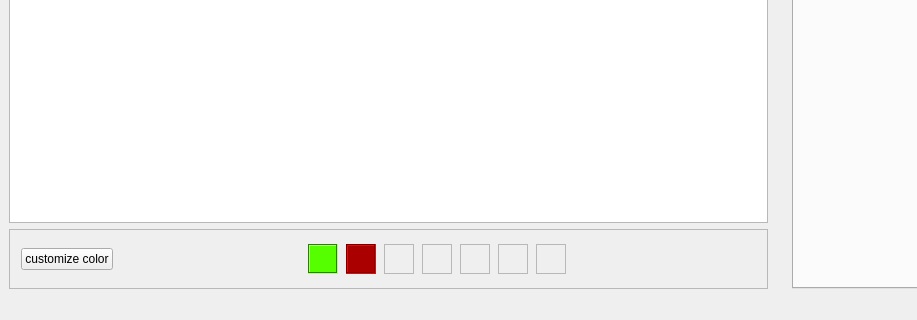
Above: gui/ui/mainWindow.ui from haskelladdict/sconcho before the change; both pictures show x 0 to 917 and y 394 to 714 of the 1133 by 714 pixel window. Below: the same form after it.
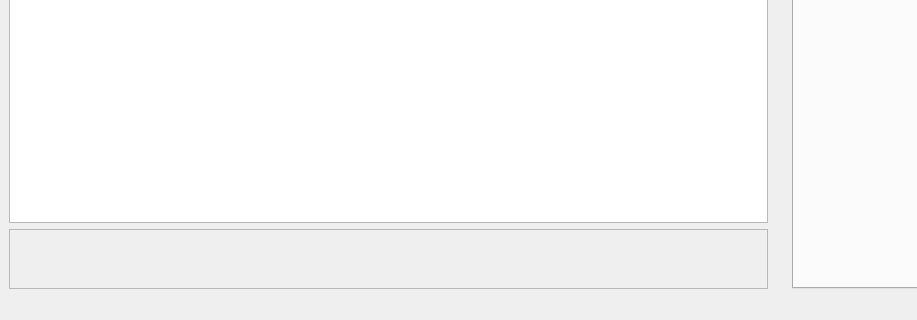
That is the form after the change. Icons and pictures are not drawn.

Commit message: Implemented color widget.

Diff of the .ui file:
```diff
--- a/gui/ui/mainWindow.ui
+++ b/gui/ui/mainWindow.ui
@@ -63,1055 +63,7 @@
            <height>56</height>
           </rect>
          </property>
-         <layout class="QHBoxLayout" name="horizontalLayout">
-          <item>
-           <widget class="QPushButton" name="pushButton">
-            <property name="sizePolicy">
-             <sizepolicy hsizetype="Fixed" vsizetype="Fixed">
-              <horstretch>0</horstretch>
-              <verstretch>1</verstretch>
-             </sizepolicy>
-            </property>
-            <property name="text">
-             <string>customize color</string>
-            </property>
-           </widget>
-          </item>
-          <item>
-           <spacer name="horizontalSpacer">
-            <property name="orientation">
-             <enum>Qt::Horizontal</enum>
-            </property>
-            <property name="sizeType">
-             <enum>QSizePolicy::Preferred</enum>
-            </property>
-            <property name="sizeHint" stdset="0">
-             <size>
-              <width>187</width>
-              <height>20</height>
-             </size>
-            </property>
-           </spacer>
-          </item>
-          <item>
-           <widget class="QFrame" name="frame_12">
-            <property name="sizePolicy">
-             <sizepolicy hsizetype="Fixed" vsizetype="Fixed">
-              <horstretch>0</horstretch>
-              <verstretch>2</verstretch>
-             </sizepolicy>
-            </property>
-            <property name="minimumSize">
-             <size>
-              <width>30</width>
-              <height>30</height>
-             </size>
-            </property>
-            <property name="sizeIncrement">
-             <size>
-              <width>0</width>
-              <height>0</height>
-             </size>
-            </property>
-            <property name="baseSize">
-             <size>
-              <width>0</width>
-              <height>0</height>
-             </size>
-            </property>
-            <property name="palette">
-             <palette>
-              <active>
-               <colorrole role="WindowText">
-                <brush brushstyle="SolidPattern">
-                 <color alpha="255">
-                  <red>0</red>
-                  <green>0</green>
-                  <blue>0</blue>
-                 </color>
-                </brush>
-               </colorrole>
-               <colorrole role="Button">
-                <brush brushstyle="SolidPattern">
-                 <color alpha="255">
-                  <red>85</red>
-                  <green>255</green>
-                  <blue>0</blue>
-                 </color>
-                </brush>
-               </colorrole>
-               <colorrole role="Light">
-                <brush brushstyle="SolidPattern">
-                 <color alpha="255">
-                  <red>170</red>
-                  <green>255</green>
-                  <blue>127</blue>
-                 </color>
-                </brush>
-               </colorrole>
-               <colorrole role="Midlight">
-                <brush brushstyle="SolidPattern">
-                 <color alpha="255">
-                  <red>127</red>
-                  <green>255</green>
-                  <blue>63</blue>
-                 </color>
-                </brush>
-               </colorrole>
-               <colorrole role="Dark">
-                <brush brushstyle="SolidPattern">
-                 <color alpha="255">
-                  <red>42</red>
-                  <green>127</green>
-                  <blue>0</blue>
-                 </color>
-                </brush>
-               </colorrole>
-               <colorrole role="Mid">
-                <brush brushstyle="SolidPattern">
-                 <color alpha="255">
-                  <red>56</red>
-                  <green>170</green>
-                  <blue>0</blue>
-                 </color>
-                </brush>
-               </colorrole>
-               <colorrole role="Text">
-                <brush brushstyle="SolidPattern">
-                 <color alpha="255">
-                  <red>0</red>
-                  <green>0</green>
-                  <blue>0</blue>
-                 </color>
-                </brush>
-               </colorrole>
-               <colorrole role="BrightText">
-                <brush brushstyle="SolidPattern">
-                 <color alpha="255">
-                  <red>255</red>
-                  <green>255</green>
-                  <blue>255</blue>
-                 </color>
-                </brush>
-               </colorrole>
-               <colorrole role="ButtonText">
-                <brush brushstyle="SolidPattern">
-                 <color alpha="255">
-                  <red>0</red>
-                  <green>0</green>
-                  <blue>0</blue>
-                 </color>
-                </brush>
-               </colorrole>
-               <colorrole role="Base">
-                <brush brushstyle="SolidPattern">
-                 <color alpha="255">
-                  <red>255</red>
-                  <green>255</green>
-                  <blue>255</blue>
-                 </color>
-                </brush>
-               </colorrole>
-               <colorrole role="Window">
-                <brush brushstyle="SolidPattern">
-                 <color alpha="255">
-                  <red>85</red>
-                  <green>255</green>
-                  <blue>0</blue>
-                 </color>
-                </brush>
-               </colorrole>
-               <colorrole role="Shadow">
-                <brush brushstyle="SolidPattern">
-                 <color alpha="255">
-                  <red>0</red>
-                  <green>0</green>
-                  <blue>0</blue>
-                 </color>
-                </brush>
-               </colorrole>
-               <colorrole role="AlternateBase">
-                <brush brushstyle="SolidPattern">
-                 <color alpha="255">
-                  <red>170</red>
-                  <green>255</green>
-                  <blue>127</blue>
-                 </color>
-                </brush>
-               </colorrole>
-               <colorrole role="ToolTipBase">
-                <brush brushstyle="SolidPattern">
-                 <color alpha="255">
-                  <red>255</red>
-                  <green>255</green>
-                  <blue>220</blue>
-                 </color>
-                </brush>
-               </colorrole>
-               <colorrole role="ToolTipText">
-                <brush brushstyle="SolidPattern">
-                 <color alpha="255">
-                  <red>0</red>
-                  <green>0</green>
-                  <blue>0</blue>
-                 </color>
-                </brush>
-               </colorrole>
-              </active>
-              <inactive>
-               <colorrole role="WindowText">
-                <brush brushstyle="SolidPattern">
-                 <color alpha="255">
-                  <red>0</red>
-                  <green>0</green>
-                  <blue>0</blue>
-                 </color>
-                </brush>
-               </colorrole>
-               <colorrole role="Button">
-                <brush brushstyle="SolidPattern">
-                 <color alpha="255">
-                  <red>85</red>
-                  <green>255</green>
-                  <blue>0</blue>
-                 </color>
-                </brush>
-               </colorrole>
-               <colorrole role="Light">
-                <brush brushstyle="SolidPattern">
-                 <color alpha="255">
-                  <red>170</red>
-                  <green>255</green>
-                  <blue>127</blue>
-                 </color>
-                </brush>
-               </colorrole>
-               <colorrole role="Midlight">
-                <brush brushstyle="SolidPattern">
-                 <color alpha="255">
-                  <red>127</red>
-                  <green>255</green>
-                  <blue>63</blue>
-                 </color>
-                </brush>
-               </colorrole>
-               <colorrole role="Dark">
-                <brush brushstyle="SolidPattern">
-                 <color alpha="255">
-                  <red>42</red>
-                  <green>127</green>
-                  <blue>0</blue>
-                 </color>
-                </brush>
-               </colorrole>
-               <colorrole role="Mid">
-                <brush brushstyle="SolidPattern">
-                 <color alpha="255">
-                  <red>56</red>
-                  <green>170</green>
-                  <blue>0</blue>
-                 </color>
-                </brush>
-               </colorrole>
-               <colorrole role="Text">
-                <brush brushstyle="SolidPattern">
-                 <color alpha="255">
-                  <red>0</red>
-                  <green>0</green>
-                  <blue>0</blue>
-                 </color>
-                </brush>
-               </colorrole>
-               <colorrole role="BrightText">
-                <brush brushstyle="SolidPattern">
-                 <color alpha="255">
-                  <red>255</red>
-                  <green>255</green>
-                  <blue>255</blue>
-                 </color>
-                </brush>
-               </colorrole>
-               <colorrole role="ButtonText">
-                <brush brushstyle="SolidPattern">
-                 <color alpha="255">
-                  <red>0</red>
-                  <green>0</green>
-                  <blue>0</blue>
-                 </color>
-                </brush>
-               </colorrole>
-               <colorrole role="Base">
-                <brush brushstyle="SolidPattern">
-                 <color alpha="255">
-                  <red>255</red>
-                  <green>255</green>
-                  <blue>255</blue>
-                 </color>
-                </brush>
-               </colorrole>
-               <colorrole role="Window">
-                <brush brushstyle="SolidPattern">
-                 <color alpha="255">
-                  <red>85</red>
-                  <green>255</green>
-                  <blue>0</blue>
-                 </color>
-                </brush>
-               </colorrole>
-               <colorrole role="Shadow">
-                <brush brushstyle="SolidPattern">
-                 <color alpha="255">
-                  <red>0</red>
-                  <green>0</green>
-                  <blue>0</blue>
-                 </color>
-                </brush>
-               </colorrole>
-               <colorrole role="AlternateBase">
-                <brush brushstyle="SolidPattern">
-                 <color alpha="255">
-                  <red>170</red>
-                  <green>255</green>
-                  <blue>127</blue>
-                 </color>
-                </brush>
-               </colorrole>
-               <colorrole role="ToolTipBase">
-                <brush brushstyle="SolidPattern">
-                 <color alpha="255">
-                  <red>255</red>
-                  <green>255</green>
-                  <blue>220</blue>
-                 </color>
-                </brush>
-               </colorrole>
-               <colorrole role="ToolTipText">
-                <brush brushstyle="SolidPattern">
-                 <color alpha="255">
-                  <red>0</red>
-                  <green>0</green>
-                  <blue>0</blue>
-                 </color>
-                </brush>
-               </colorrole>
-              </inactive>
-              <disabled>
-               <colorrole role="WindowText">
-                <brush brushstyle="SolidPattern">
-                 <color alpha="255">
-                  <red>42</red>
-                  <green>127</green>
-                  <blue>0</blue>
-                 </color>
-                </brush>
-               </colorrole>
-               <colorrole role="Button">
-                <brush brushstyle="SolidPattern">
-                 <color alpha="255">
-                  <red>85</red>
-                  <green>255</green>
-                  <blue>0</blue>
-                 </color>
-                </brush>
-               </colorrole>
-               <colorrole role="Light">
-                <brush brushstyle="SolidPattern">
-                 <color alpha="255">
-                  <red>170</red>
-                  <green>255</green>
-                  <blue>127</blue>
-                 </color>
-                </brush>
-               </colorrole>
-               <colorrole role="Midlight">
-                <brush brushstyle="SolidPattern">
-                 <color alpha="255">
-                  <red>127</red>
-                  <green>255</green>
-                  <blue>63</blue>
-                 </color>
-                </brush>
-               </colorrole>
-               <colorrole role="Dark">
-                <brush brushstyle="SolidPattern">
-                 <color alpha="255">
-                  <red>42</red>
-                  <green>127</green>
-                  <blue>0</blue>
-                 </color>
-                </brush>
-               </colorrole>
-               <colorrole role="Mid">
-                <brush brushstyle="SolidPattern">
-                 <color alpha="255">
-                  <red>56</red>
-                  <green>170</green>
-                  <blue>0</blue>
-                 </color>
-                </brush>
-               </colorrole>
-               <colorrole role="Text">
-                <brush brushstyle="SolidPattern">
-                 <color alpha="255">
-                  <red>42</red>
-                  <green>127</green>
-                  <blue>0</blue>
-                 </color>
-                </brush>
-               </colorrole>
-               <colorrole role="BrightText">
-                <brush brushstyle="SolidPattern">
-                 <color alpha="255">
-                  <red>255</red>
-                  <green>255</green>
-                  <blue>255</blue>
-                 </color>
-                </brush>
-               </colorrole>
-               <colorrole role="ButtonText">
-                <brush brushstyle="SolidPattern">
-                 <color alpha="255">
-                  <red>42</red>
-                  <green>127</green>
-                  <blue>0</blue>
-                 </color>
-                </brush>
-               </colorrole>
-               <colorrole role="Base">
-                <brush brushstyle="SolidPattern">
-                 <color alpha="255">
-                  <red>85</red>
-                  <green>255</green>
-                  <blue>0</blue>
-                 </color>
-                </brush>
-               </colorrole>
-               <colorrole role="Window">
-                <brush brushstyle="SolidPattern">
-                 <color alpha="255">
-                  <red>85</red>
-                  <green>255</green>
-                  <blue>0</blue>
-                 </color>
-                </brush>
-               </colorrole>
-               <colorrole role="Shadow">
-                <brush brushstyle="SolidPattern">
-                 <color alpha="255">
-                  <red>0</red>
-                  <green>0</green>
-                  <blue>0</blue>
-                 </color>
-                </brush>
-               </colorrole>
-               <colorrole role="AlternateBase">
-                <brush brushstyle="SolidPattern">
-                 <color alpha="255">
-                  <red>85</red>
-                  <green>255</green>
-                  <blue>0</blue>
-                 </color>
-                </brush>
-               </colorrole>
-               <colorrole role="ToolTipBase">
-                <brush brushstyle="SolidPattern">
-                 <color alpha="255">
-                  <red>255</red>
-                  <green>255</green>
-                  <blue>220</blue>
-                 </color>
-                </brush>
-               </colorrole>
-               <colorrole role="ToolTipText">
-                <brush brushstyle="SolidPattern">
-                 <color alpha="255">
-                  <red>0</red>
-                  <green>0</green>
-                  <blue>0</blue>
-                 </color>
-                </brush>
-               </colorrole>
-              </disabled>
-             </palette>
-            </property>
-            <property name="autoFillBackground">
-             <bool>true</bool>
-            </property>
-            <property name="frameShape">
-             <enum>QFrame::Box</enum>
-            </property>
-            <property name="frameShadow">
-             <enum>QFrame::Sunken</enum>
-            </property>
-           </widget>
-          </item>
-          <item>
-           <widget class="QFrame" name="frame_13">
-            <property name="sizePolicy">
-             <sizepolicy hsizetype="Fixed" vsizetype="Fixed">
-              <horstretch>0</horstretch>
-              <verstretch>2</verstretch>
-             </sizepolicy>
-            </property>
-            <property name="minimumSize">
-             <size>
-              <width>30</width>
-              <height>30</height>
-             </size>
-            </property>
-            <property name="palette">
-             <palette>
-              <active>
-               <colorrole role="WindowText">
-                <brush brushstyle="SolidPattern">
-                 <color alpha="255">
-                  <red>0</red>
-                  <green>0</green>
-                  <blue>0</blue>
-                 </color>
-                </brush>
-               </colorrole>
-               <colorrole role="Button">
-                <brush brushstyle="SolidPattern">
-                 <color alpha="255">
-                  <red>170</red>
-                  <green>0</green>
-                  <blue>0</blue>
-                 </color>
-                </brush>
-               </colorrole>
-               <colorrole role="Light">
-                <brush brushstyle="SolidPattern">
-                 <color alpha="255">
-                  <red>255</red>
-                  <green>0</green>
-                  <blue>0</blue>
-                 </color>
-                </brush>
-               </colorrole>
-               <colorrole role="Midlight">
-                <brush brushstyle="SolidPattern">
-                 <color alpha="255">
-                  <red>212</red>
-                  <green>0</green>
-                  <blue>0</blue>
-                 </color>
-                </brush>
-               </colorrole>
-               <colorrole role="Dark">
-                <brush brushstyle="SolidPattern">
-                 <color alpha="255">
-                  <red>85</red>
-                  <green>0</green>
-                  <blue>0</blue>
-                 </color>
-                </brush>
-               </colorrole>
-               <colorrole role="Mid">
-                <brush brushstyle="SolidPattern">
-                 <color alpha="255">
-                  <red>113</red>
-                  <green>0</green>
-                  <blue>0</blue>
-                 </color>
-                </brush>
-               </colorrole>
-               <colorrole role="Text">
-                <brush brushstyle="SolidPattern">
-                 <color alpha="255">
-                  <red>0</red>
-                  <green>0</green>
-                  <blue>0</blue>
-                 </color>
-                </brush>
-               </colorrole>
-               <colorrole role="BrightText">
-                <brush brushstyle="SolidPattern">
-                 <color alpha="255">
-                  <red>255</red>
-                  <green>255</green>
-                  <blue>255</blue>
-                 </color>
-                </brush>
-               </colorrole>
-               <colorrole role="ButtonText">
-                <brush brushstyle="SolidPattern">
-                 <color alpha="255">
-                  <red>0</red>
-                  <green>0</green>
-                  <blue>0</blue>
-                 </color>
-                </brush>
-               </colorrole>
-               <colorrole role="Base">
-                <brush brushstyle="SolidPattern">
-                 <color alpha="255">
-                  <red>255</red>
-                  <green>255</green>
-                  <blue>255</blue>
-                 </color>
-                </brush>
-               </colorrole>
-               <colorrole role="Window">
-                <brush brushstyle="SolidPattern">
-                 <color alpha="255">
-                  <red>170</red>
-                  <green>0</green>
-                  <blue>0</blue>
-                 </color>
-                </brush>
-               </colorrole>
-               <colorrole role="Shadow">
-                <brush brushstyle="SolidPattern">
-                 <color alpha="255">
-                  <red>0</red>
-                  <green>0</green>
-                  <blue>0</blue>
-                 </color>
-                </brush>
-               </colorrole>
-               <colorrole role="AlternateBase">
-                <brush brushstyle="SolidPattern">
-                 <color alpha="255">
-                  <red>212</red>
-                  <green>127</green>
-                  <blue>127</blue>
-                 </color>
-                </brush>
-               </colorrole>
-               <colorrole role="ToolTipBase">
-                <brush brushstyle="SolidPattern">
-                 <color alpha="255">
-                  <red>255</red>
-                  <green>255</green>
-                  <blue>220</blue>
-                 </color>
-                </brush>
-               </colorrole>
-               <colorrole role="ToolTipText">
-                <brush brushstyle="SolidPattern">
-                 <color alpha="255">
-                  <red>0</red>
-                  <green>0</green>
-                  <blue>0</blue>
-                 </color>
-                </brush>
-               </colorrole>
-              </active>
-              <inactive>
-               <colorrole role="WindowText">
-                <brush brushstyle="SolidPattern">
-                 <color alpha="255">
-                  <red>0</red>
-                  <green>0</green>
-                  <blue>0</blue>
-                 </color>
-                </brush>
-               </colorrole>
-               <colorrole role="Button">
-                <brush brushstyle="SolidPattern">
-                 <color alpha="255">
-                  <red>170</red>
-                  <green>0</green>
-                  <blue>0</blue>
-                 </color>
-                </brush>
-               </colorrole>
-               <colorrole role="Light">
-                <brush brushstyle="SolidPattern">
-                 <color alpha="255">
-                  <red>255</red>
-                  <green>0</green>
-                  <blue>0</blue>
-                 </color>
-                </brush>
-               </colorrole>
-               <colorrole role="Midlight">
-                <brush brushstyle="SolidPattern">
-                 <color alpha="255">
-                  <red>212</red>
-                  <green>0</green>
-                  <blue>0</blue>
-                 </color>
-                </brush>
-               </colorrole>
-               <colorrole role="Dark">
-                <brush brushstyle="SolidPattern">
-                 <color alpha="255">
-                  <red>85</red>
-                  <green>0</green>
-                  <blue>0</blue>
-                 </color>
-                </brush>
-               </colorrole>
-               <colorrole role="Mid">
-                <brush brushstyle="SolidPattern">
-                 <color alpha="255">
-                  <red>113</red>
-                  <green>0</green>
-                  <blue>0</blue>
-                 </color>
-                </brush>
-               </colorrole>
-               <colorrole role="Text">
-                <brush brushstyle="SolidPattern">
-                 <color alpha="255">
-                  <red>0</red>
-                  <green>0</green>
-                  <blue>0</blue>
-                 </color>
-                </brush>
-               </colorrole>
-               <colorrole role="BrightText">
-                <brush brushstyle="SolidPattern">
-                 <color alpha="255">
-                  <red>255</red>
-                  <green>255</green>
-                  <blue>255</blue>
-                 </color>
-                </brush>
-               </colorrole>
-               <colorrole role="ButtonText">
-                <brush brushstyle="SolidPattern">
-                 <color alpha="255">
-                  <red>0</red>
-                  <green>0</green>
-                  <blue>0</blue>
-                 </color>
-                </brush>
-               </colorrole>
-               <colorrole role="Base">
-                <brush brushstyle="SolidPattern">
-                 <color alpha="255">
-                  <red>255</red>
-                  <green>255</green>
-                  <blue>255</blue>
-                 </color>
-                </brush>
-               </colorrole>
-               <colorrole role="Window">
-                <brush brushstyle="SolidPattern">
-                 <color alpha="255">
-                  <red>170</red>
-                  <green>0</green>
-                  <blue>0</blue>
-                 </color>
-                </brush>
-               </colorrole>
-               <colorrole role="Shadow">
-                <brush brushstyle="SolidPattern">
-                 <color alpha="255">
-                  <red>0</red>
-                  <green>0</green>
-                  <blue>0</blue>
-                 </color>
-                </brush>
-               </colorrole>
-               <colorrole role="AlternateBase">
-                <brush brushstyle="SolidPattern">
-                 <color alpha="255">
-                  <red>212</red>
-                  <green>127</green>
-                  <blue>127</blue>
-                 </color>
-                </brush>
-               </colorrole>
-               <colorrole role="ToolTipBase">
-                <brush brushstyle="SolidPattern">
-                 <color alpha="255">
-                  <red>255</red>
-                  <green>255</green>
-                  <blue>220</blue>
-                 </color>
-                </brush>
-               </colorrole>
-               <colorrole role="ToolTipText">
-                <brush brushstyle="SolidPattern">
-                 <color alpha="255">
-                  <red>0</red>
-                  <green>0</green>
-                  <blue>0</blue>
-                 </color>
-                </brush>
-               </colorrole>
-              </inactive>
-              <disabled>
-               <colorrole role="WindowText">
-                <brush brushstyle="SolidPattern">
-                 <color alpha="255">
-                  <red>85</red>
-                  <green>0</green>
-                  <blue>0</blue>
-                 </color>
-                </brush>
-               </colorrole>
-               <colorrole role="Button">
-                <brush brushstyle="SolidPattern">
-                 <color alpha="255">
-                  <red>170</red>
-                  <green>0</green>
-                  <blue>0</blue>
-                 </color>
-                </brush>
-               </colorrole>
-               <colorrole role="Light">
-                <brush brushstyle="SolidPattern">
-                 <color alpha="255">
-                  <red>255</red>
-                  <green>0</green>
-                  <blue>0</blue>
-                 </color>
-                </brush>
-               </colorrole>
-               <colorrole role="Midlight">
-                <brush brushstyle="SolidPattern">
-                 <color alpha="255">
-                  <red>212</red>
-                  <green>0</green>
-                  <blue>0</blue>
-                 </color>
-                </brush>
-               </colorrole>
-               <colorrole role="Dark">
-                <brush brushstyle="SolidPattern">
-                 <color alpha="255">
-                  <red>85</red>
-                  <green>0</green>
-                  <blue>0</blue>
-                 </color>
-                </brush>
-               </colorrole>
-               <colorrole role="Mid">
-                <brush brushstyle="SolidPattern">
-                 <color alpha="255">
-                  <red>113</red>
-                  <green>0</green>
-                  <blue>0</blue>
-                 </color>
-                </brush>
-               </colorrole>
-               <colorrole role="Text">
-                <brush brushstyle="SolidPattern">
-                 <color alpha="255">
-                  <red>85</red>
-                  <green>0</green>
-                  <blue>0</blue>
-                 </color>
-                </brush>
-               </colorrole>
-               <colorrole role="BrightText">
-                <brush brushstyle="SolidPattern">
-                 <color alpha="255">
-                  <red>255</red>
-                  <green>255</green>
-                  <blue>255</blue>
-                 </color>
-                </brush>
-               </colorrole>
-               <colorrole role="ButtonText">
-                <brush brushstyle="SolidPattern">
-                 <color alpha="255">
-                  <red>85</red>
-                  <green>0</green>
-                  <blue>0</blue>
-                 </color>
-                </brush>
-               </colorrole>
-               <colorrole role="Base">
-                <brush brushstyle="SolidPattern">
-                 <color alpha="255">
-                  <red>170</red>
-                  <green>0</green>
-                  <blue>0</blue>
-                 </color>
-                </brush>
-               </colorrole>
-               <colorrole role="Window">
-                <brush brushstyle="SolidPattern">
-                 <color alpha="255">
-                  <red>170</red>
-                  <green>0</green>
-                  <blue>0</blue>
-                 </color>
-                </brush>
-               </colorrole>
-               <colorrole role="Shadow">
-                <brush brushstyle="SolidPattern">
-                 <color alpha="255">
-                  <red>0</red>
-                  <green>0</green>
-                  <blue>0</blue>
-                 </color>
-                </brush>
-               </colorrole>
-               <colorrole role="AlternateBase">
-                <brush brushstyle="SolidPattern">
-                 <color alpha="255">
-                  <red>170</red>
-                  <green>0</green>
-                  <blue>0</blue>
-                 </color>
-                </brush>
-               </colorrole>
-               <colorrole role="ToolTipBase">
-                <brush brushstyle="SolidPattern">
-                 <color alpha="255">
-                  <red>255</red>
-                  <green>255</green>
-                  <blue>220</blue>
-                 </color>
-                </brush>
-               </colorrole>
-               <colorrole role="ToolTipText">
-                <brush brushstyle="SolidPattern">
-                 <color alpha="255">
-                  <red>0</red>
-                  <green>0</green>
-                  <blue>0</blue>
-                 </color>
-                </brush>
-               </colorrole>
-              </disabled>
-             </palette>
-            </property>
-            <property name="autoFillBackground">
-             <bool>true</bool>
-            </property>
-            <property name="frameShape">
-             <enum>QFrame::Box</enum>
-            </property>
-            <property name="frameShadow">
-             <enum>QFrame::Sunken</enum>
-            </property>
-           </widget>
-          </item>
-          <item>
-           <widget class="QFrame" name="frame_14">
-            <property name="sizePolicy">
-             <sizepolicy hsizetype="Fixed" vsizetype="Fixed">
-              <horstretch>0</horstretch>
-              <verstretch>2</verstretch>
-             </sizepolicy>
-            </property>
-            <property name="minimumSize">
-             <size>
-              <width>30</width>
-              <height>30</height>
-             </size>
-            </property>
-            <property name="frameShape">
-             <enum>QFrame::StyledPanel</enum>
-            </property>
-            <property name="frameShadow">
-             <enum>QFrame::Raised</enum>
-            </property>
-           </widget>
-          </item>
-          <item>
-           <widget class="QFrame" name="frame_3">
-            <property name="sizePolicy">
-             <sizepolicy hsizetype="Fixed" vsizetype="Fixed">
-              <horstretch>0</horstretch>
-              <verstretch>2</verstretch>
-             </sizepolicy>
-            </property>
-            <property name="minimumSize">
-             <size>
-              <width>30</width>
-              <height>30</height>
-             </size>
-            </property>
-            <property name="frameShape">
-             <enum>QFrame::StyledPanel</enum>
-            </property>
-            <property name="frameShadow">
-             <enum>QFrame::Raised</enum>
-            </property>
-           </widget>
-          </item>
-          <item>
-           <widget class="QFrame" name="frame_4">
-            <property name="sizePolicy">
-             <sizepolicy hsizetype="Fixed" vsizetype="Fixed">
-              <horstretch>0</horstretch>
-              <verstretch>0</verstretch>
-             </sizepolicy>
-            </property>
-            <property name="minimumSize">
-             <size>
-              <width>30</width>
-              <height>30</height>
-             </size>
-            </property>
-            <property name="frameShape">
-             <enum>QFrame::StyledPanel</enum>
-            </property>
-            <property name="frameShadow">
-             <enum>QFrame::Raised</enum>
-            </property>
-           </widget>
-          </item>
-          <item>
-           <widget class="QFrame" name="frame_10">
-            <property name="sizePolicy">
-             <sizepolicy hsizetype="Fixed" vsizetype="Fixed">
-              <horstretch>0</horstretch>
-              <verstretch>0</verstretch>
-             </sizepolicy>
-            </property>
-            <property name="minimumSize">
-             <size>
-              <width>30</width>
-              <height>30</height>
-             </size>
-            </property>
-            <property name="frameShape">
-             <enum>QFrame::StyledPanel</enum>
-            </property>
-            <property name="frameShadow">
-             <enum>QFrame::Raised</enum>
-            </property>
-           </widget>
-          </item>
-          <item>
-           <widget class="QFrame" name="frame_7">
-            <property name="sizePolicy">
-             <sizepolicy hsizetype="Fixed" vsizetype="Fixed">
-              <horstretch>0</horstretch>
-              <verstretch>0</verstretch>
-             </sizepolicy>
-            </property>
-            <property name="minimumSize">
-             <size>
-              <width>30</width>
-              <height>30</height>
-             </size>
-            </property>
-            <property name="frameShape">
-             <enum>QFrame::StyledPanel</enum>
-            </property>
-            <property name="frameShadow">
-             <enum>QFrame::Raised</enum>
-            </property>
-           </widget>
-          </item>
-          <item>
-           <spacer name="horizontalSpacer_3">
-            <property name="orientation">
-             <enum>Qt::Horizontal</enum>
-            </property>
-            <property name="sizeType">
-             <enum>QSizePolicy::Preferred</enum>
-            </property>
-            <property name="sizeHint" stdset="0">
-             <size>
-              <width>186</width>
-              <height>20</height>
-             </size>
-            </property>
-           </spacer>
-          </item>
-         </layout>
+         <layout class="QHBoxLayout" name="horizontalLayout"/>
         </widget>
        </widget>
       </item>
```
Left out of the diff: 2 changed lines with no effect on the pictures. The commit also changes 8 other files.
